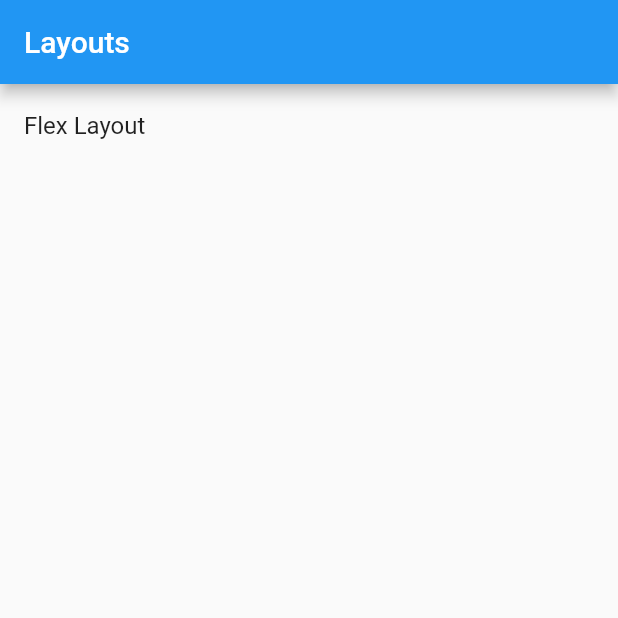
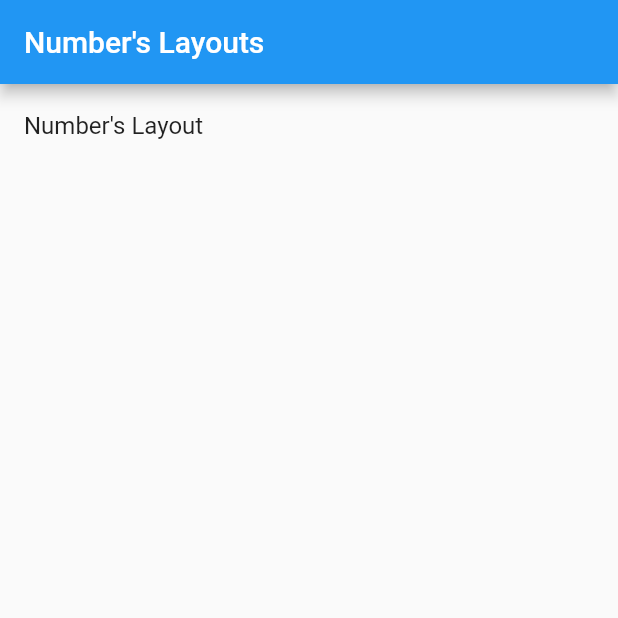
Before and after one commit to lesnitsky/flutter_code_evenings, a Flutter app: the screen it shows after launch, on a phone screen of 412 x 824 dp, the top half of it. Run offline on Flutter 3.47's test engine with Material 2 defaults, Android fonts, the phone set to English and light mode, and no system bars.

Commit message:
FCE-3 adds Numbers Layouts

```diff
--- a/layout/lib/main.dart
+++ b/layout/lib/main.dart
@@ -1,5 +1,5 @@
 import 'package:flutter/material.dart';
-import 'package:layout/layouts/flex.dart';
+import 'package:layout/layouts/numbers_layouts.dart';
 
 void main() {
   runApp(App());
@@ -11,7 +11,7 @@ class App extends StatelessWidget {
     return MaterialApp(
       home: Scaffold(
         appBar: AppBar(
-          title: Text('Layouts'),
+          title: Text('Number\'s Layouts'),
         ),
         body: AppContent(),
       ),
@@ -29,9 +29,9 @@ class AppContent extends StatelessWidget {
     return ListView(
       children: <Widget>[
         ListTile(
-          title: Text('Flex Layout'),
+          title: Text('Number\'s Layout'),
           onTap: () {
-            _open(context, FlexLayout());
+            _open(context, NumberLayout());
           },
         )
       ],
--- /dev/null
+++ b/layout/lib/widgets/number.dart
@@ -0,0 +1,17 @@
+import 'package:flutter/material.dart';
+
+
+class Number extends StatelessWidget {
+  final String number;
+
+  const Number({Key key, this.number}) : super(key: key);
+
+  @override
+  Widget build(BuildContext context) {
+    return FloatingActionButton(
+      heroTag: number.toString(),
+      onPressed: () {},
+      child: Text(this.number),
+    );
+  }
+}
```
Also changed, not shown: layout/lib/layouts/numbers_layouts.dart (added, +39 -0 lines).
